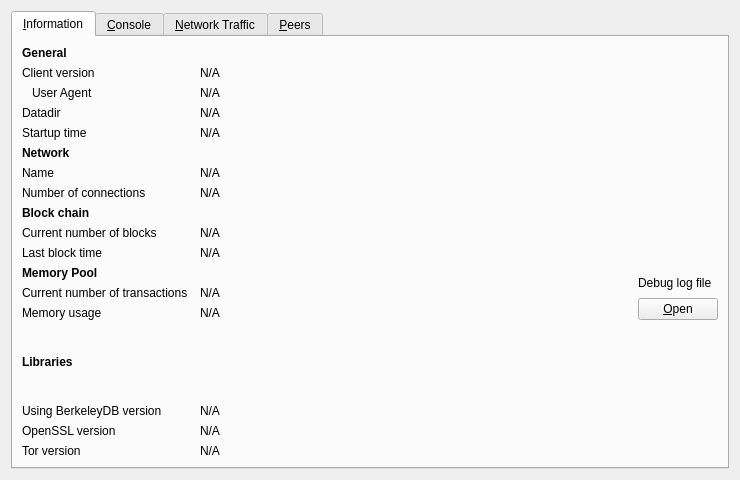
First picture: the form in src/qt/forms/debugwindow.ui, repository vergecurrency/verge, before the edit.
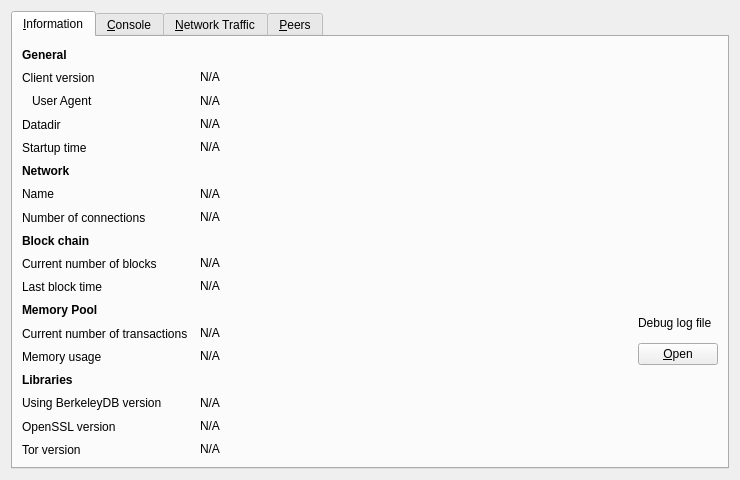
Second picture: the form after the edit. Icons and pictures are not drawn. Custom widgets are drawn as their Qt base class.

Commit message: qt: remove leftover spacer in debug info libraries section

Patch:
```diff
--- a/src/qt/forms/debugwindow.ui
+++ b/src/qt/forms/debugwindow.ui
@@ -443,19 +443,6 @@
          </item>
         </layout>
        </item>
-       <item row="15" column="0">
-        <spacer name="verticalSpacer">
-         <property name="orientation">
-          <enum>Qt::Vertical</enum>
-         </property>
-         <property name="sizeHint" stdset="0">
-          <size>
-           <width>20</width>
-           <height>40</height>
-          </size>
-         </property>
-        </spacer>
-       </item>
       </layout>
      </widget>
      <widget class="QWidget" name="tab_console">
```
